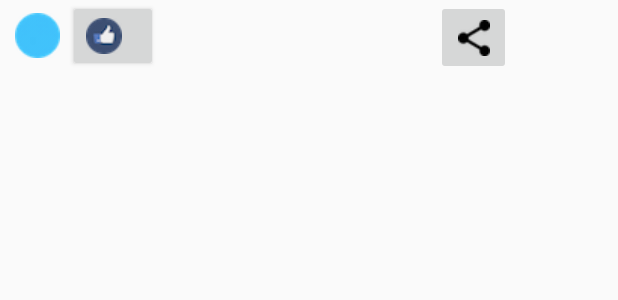
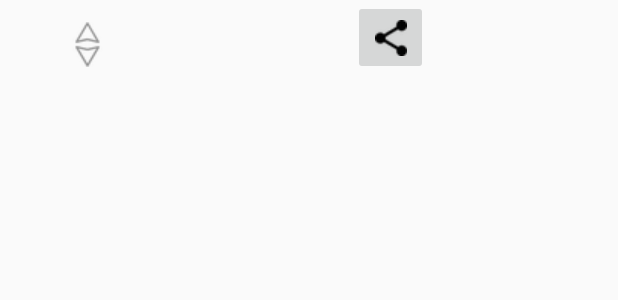
Before and after one commit to opw0011/Question-Room, an Android app: the layout question.xml on its own in the app's theme, with its tools: preview values and no code run, on a phone screen of 412 x 824 dp. Shown: the top 300 px of the screen. Run offline under Robolectric (Android 15) with nearby library versions, the phone set to English and light mode, and no system bars.

Commit message:
add dislike button

```diff
--- a/questionsAndroid/app/src/main/res/layout/question.xml
+++ b/questionsAndroid/app/src/main/res/layout/question.xml
@@ -13,29 +13,37 @@
         android:id="@+id/questionLinearLayout"
         >
 
+        <LinearLayout
+            android:layout_width="80dp"
+            android:layout_height="60dp"
+            android:gravity="center_vertical|center_horizontal"
+            android:orientation="horizontal"
+            >
+
             <TextView
                 android:id="@+id/echo_count"
-        android:layout_width="30dp"
+                android:layout_width="20dp"
                 android:layout_height="30dp"
                 android:layout_marginLeft="10dp"
                 android:layout_marginRight="5dp"
-        android:background="@drawable/blue_circle"
-        android:textColor="#fff"
+                android:textColor="#7d7d7d"
                 android:textSize="15dp"
-        android:gravity="center_horizontal|center_vertical"
                 />
 
-        <Button
+            <ImageButton
                 android:id="@+id/echo"
-            android:drawableLeft="@drawable/like24"
-            android:layout_width="60dp"
+                android:src="@drawable/updown"
+                android:layout_width="45dp"
                 android:layout_height="wrap_content"
+                android:background="#fafafa"
                 />
+
+        </LinearLayout>
 
         <TextView
             android:id="@+id/head_desc"
-            android:layout_width="180dp"
-            android:layout_height="wrap_content"
+            android:layout_width="150dp"
+            android:layout_height="60dp"
             android:layout_marginLeft="5dp" />
 
         <ImageButton
```
Also changed, not shown: questionsAndroid/app/src/main/java/hk/ust/cse/hunkim/questionroom/MainActivity.java (+44 -5 lines), questionsAndroid/app/src/main/java/hk/ust/cse/hunkim/questionroom/QuestionListAdapter.java (+9 -9 lines), questionsAndroid/app/src/main/res/drawable/updown.png (added). Lines whose indentation alone changed are shown as unchanged.
